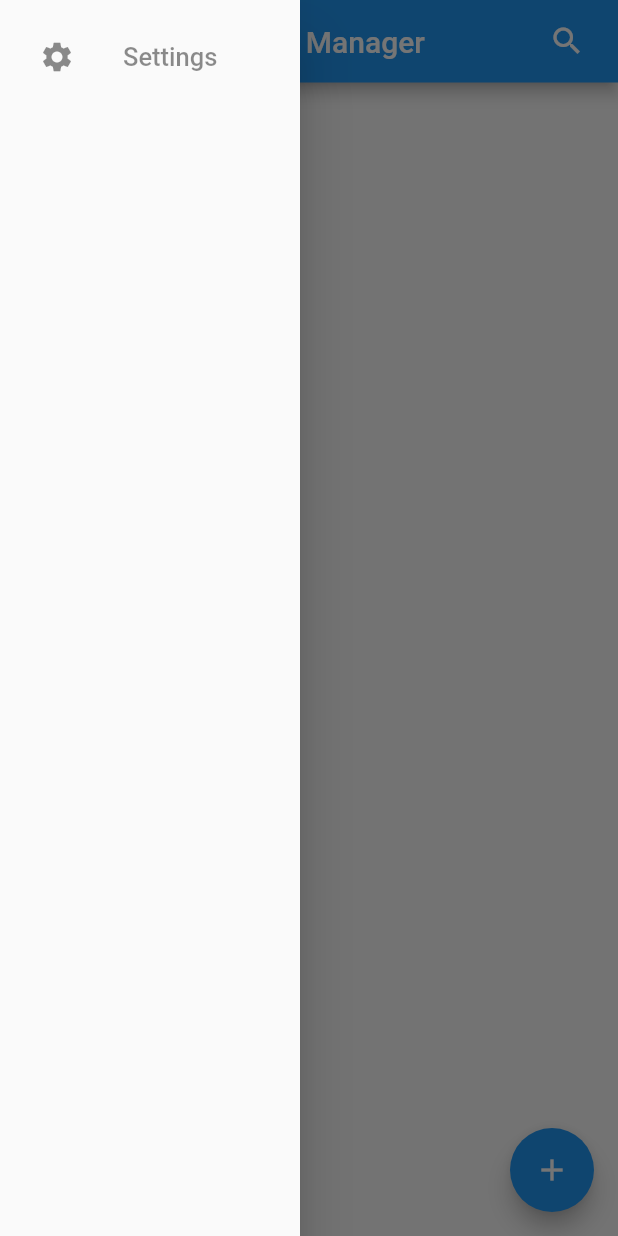
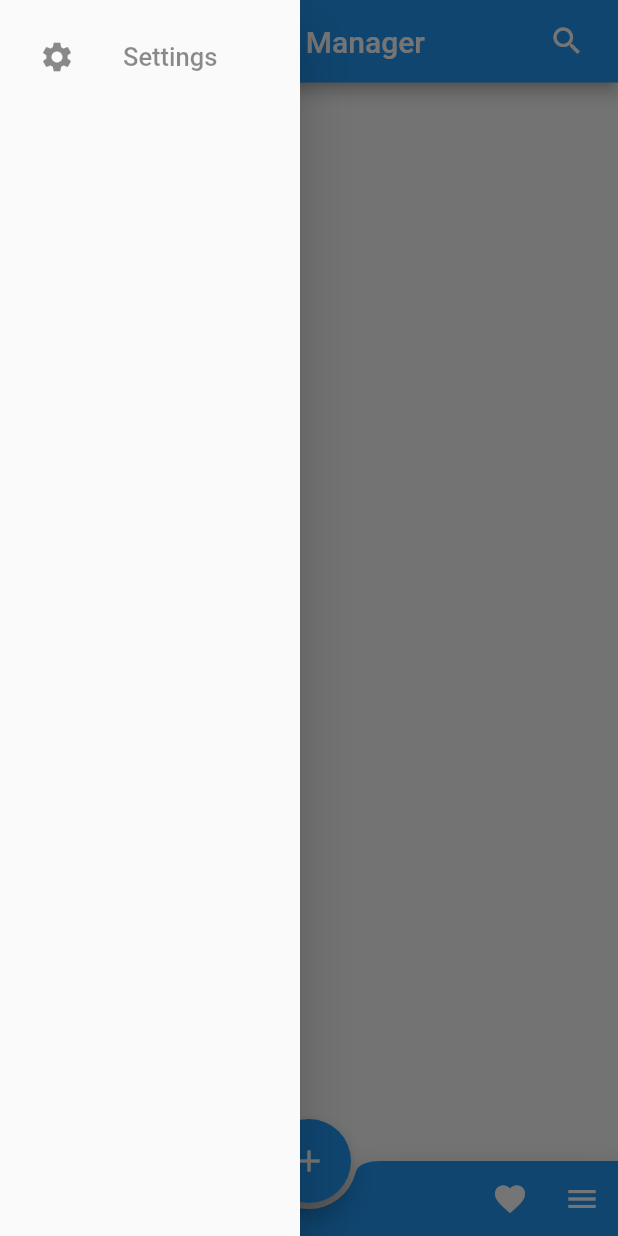
Before and after one commit to Ryzen1998/blueline_contacts, a Flutter app: the screen it shows after launch, with the side drawer open, on a phone screen of 412 x 824 dp. Run offline on Flutter 3.47's test engine with Material 2 defaults, Android fonts, the phone set to English and light mode, and no system bars; our stand-ins replace flutter_riverpod, font_awesome_flutter, image_picker, multiple_result, shared_preferences, sqflite; missing offline and left inert: flutter_screen_lock; accounts and stored records are empty.

Commit message:
added functions, design to allow adding profile images for contacts, will deploy after UAT testing.

```diff
--- a/lib/core/widgets/bluelineappbar/custom_appbar.dart
+++ b/lib/core/widgets/bluelineappbar/custom_appbar.dart
@@ -75,7 +75,11 @@ class _CustomAppBarState extends ConsumerState<CustomAppBar> {
       super.dispose();
     }
 
-    return AppBar(title: widget.searchBar, centerTitle: true, actions: [
+    return AppBar(
+        title: widget.searchBar,
+        centerTitle: true,
+        leading: Container(),
+        actions: [
           IconButton(
             onPressed: () {
               _toggleSearch();
--- /dev/null
+++ b/lib/core/widgets/sidebar/sidebar_content.dart
@@ -0,0 +1,31 @@
+import 'package:flutter/material.dart';
+
+import '../../../features/settings/screen/settings.dart';
+
+class SideBarContent extends StatelessWidget {
+  const SideBarContent({super.key});
+
+  @override
+  Widget build(BuildContext context) {
+    return ListTile(
+      leading: const Icon(Icons.settings),
+      title: const Text(
+        'Settings',
+        style: TextStyle(
+          fontSize: 17,
+          fontStyle: FontStyle.normal,
+          fontWeight: FontWeight.w500,
+          color: Colors.black45,
+        ),
+      ),
+      onTap: () {
+        Navigator.push(
+          context,
+          MaterialPageRoute(
+            builder: (context) => const SettingsScreen(),
+          ),
+        );
+      },
+    );
+  }
+}
--- a/lib/features/Index/index_screen.dart
+++ b/lib/features/Index/index_screen.dart
@@ -1,4 +1,4 @@
-import 'package:blueline_contacts/features/settings/screen/settings.dart';
+import 'package:blueline_contacts/core/widgets/sidebar/sidebar_content.dart';
 import 'package:flutter/material.dart';
 import 'package:flutter_riverpod/flutter_riverpod.dart';
 
@@ -19,34 +19,13 @@ class _IndexState extends ConsumerState<Index> {
   Widget build(BuildContext context) {
     return Scaffold(
       appBar: CustomAppBar(),
-      drawer: SafeArea(
+      drawer: const SafeArea(
         child: Drawer(
           width: 200,
           child: Padding(
-              padding: const EdgeInsets.all(10),
+              padding: EdgeInsets.all(10),
               child: Column(
-                children: [
-                  ListTile(
-                    leading: const Icon(Icons.settings),
-                    title: const Text(
-                      'Settings',
-                      style: TextStyle(
-                        fontSize: 17,
-                        fontStyle: FontStyle.normal,
-                        fontWeight: FontWeight.w500,
-                        color: Colors.black45,
-                      ),
-                    ),
-                    onTap: () {
-                      Navigator.push(
-                        context,
-                        MaterialPageRoute(
-                          builder: (context) => const SettingsScreen(),
-                        ),
-                      );
-                    },
-                  ),
-                ],
+                children: [SideBarContent()],
               )),
         ),
       ),
@@ -74,6 +53,26 @@ class _IndexState extends ConsumerState<Index> {
         },
         child: const Icon(Icons.add),
       ),
+      floatingActionButtonLocation: FloatingActionButtonLocation.centerDocked,
+      bottomNavigationBar: BottomAppBar(
+        color: Colors.blue,
+        shape: const CircularNotchedRectangle(),
+        height: 50,
+        child: IconTheme(
+          data: IconThemeData(color: Theme.of(context).colorScheme.onPrimary),
+          child: Row(
+            children: <Widget>[
+              const Spacer(),
+              IconButton(
+                tooltip: 'Favorite',
+                icon: const Icon(Icons.favorite),
+                onPressed: () {},
+              ),
+              const DrawerButton()
+            ],
+          ),
+        ),
+      ),
     );
   }
 }
--- a/lib/features/contacts/controller/contacts_controller.dart
+++ b/lib/features/contacts/controller/contacts_controller.dart
@@ -1,3 +1,5 @@
+import 'dart:io';
+
 import 'package:blueline_contacts/features/contacts/contact_state.dart';
 import 'package:blueline_contacts/features/contacts/service/contacts_service.dart';
 import 'package:blueline_contacts/model/contact.dart';
@@ -67,8 +69,8 @@ class ContactsController extends StateNotifier<ContactState> {
     });
   }
 
-  Future<void> addContact(Contact contact) async {
-    final result = await _contactsService.addNewContact(contact);
+  Future<void> addContact(Contact contact, File image) async {
+    final result = await _contactsService.addNewContact(contact, image);
     result.when((success) => loadContacts(), (error) => null);
   }
 
--- a/lib/features/lockscreen/lock_screen.dart
+++ b/lib/features/lockscreen/lock_screen.dart
@@ -10,7 +10,7 @@ class LockScreen extends ConsumerWidget {
   @override
   Widget build(BuildContext context, WidgetRef ref) {
     String getPasscode() {
-      late String result;
+      String result = '@@@@';
       ref
           .watch(settingsControllerProvider)
           .passcodeString
--- a/lib/model/contact.dart
+++ b/lib/model/contact.dart
@@ -6,10 +6,16 @@ class Contact {
   String firstName;
   String lastName;
   String email;
+  String? imagePath;
   List<ContactDetail>? contactDetail;
 
   factory Contact.init() {
-    return Contact(firstName: '', lastName: '', email: '', contactDetail: []);
+    return Contact(
+        firstName: '',
+        lastName: '',
+        email: '',
+        imagePath: '',
+        contactDetail: []);
   }
   //constructor
   Contact(
@@ -17,6 +23,7 @@ class Contact {
       required this.firstName,
       required this.lastName,
       required this.email,
+      this.imagePath,
       this.contactDetail});
 
   Contact.fromMap(
@@ -25,6 +32,7 @@ class Contact {
         firstName = result['FIRSTNAME'],
         lastName = result['LASTNAME'],
         email = result['EMAIL'],
+        imagePath = result['FULLPATH'],
         contactDetail = [];
 
   Map<String, Object> toMap() {
@@ -36,6 +44,10 @@ class Contact {
     };
   }
 
+  Map<String, Object> ImgPathtoMap() {
+    return {'imagePath': imagePath ?? ''};
+  }
+
   @override
   bool operator ==(Object other) =>
       identical(this, other) ||
@@ -44,6 +56,7 @@ class Contact {
           firstName == other.firstName &&
           lastName == other.lastName &&
           email == other.email &&
+          imagePath == other.imagePath &&
           contactDetail == other.contactDetail;
 
   @override
@@ -52,10 +65,11 @@ class Contact {
       firstName.hashCode ^
       lastName.hashCode ^
       email.hashCode ^
+      imagePath.hashCode ^
       contactDetail.hashCode;
 
   @override
   String toString() {
-    return 'Contact{id: $id, firstName: $firstName, lastName: $lastName, email: $email}';
+    return 'Contact{id: $id, firstName: $firstName, lastName: $lastName, email: $email,imagePath:$imagePath}';
   }
 }
--- a/pubspec.yaml
+++ b/pubspec.yaml
@@ -45,6 +45,8 @@ dependencies:
   flutter_screen_lock: ^9.0.1
   local_auth: ^2.1.6
   shared_preferences: ^2.1.1
+  image_picker: ^0.8.9
+  path_provider: ^2.0.15
 
 dev_dependencies:
   flutter_test:
```
Also changed, not shown: lib/core/db/sqlite_service.dart (+68 -12 lines), lib/core/widgets/profileImagePicker/profileImagePicker.dart (added, +61 -0 lines), lib/features/contacts/screen/contact_circle_avatar.dart (added, +31 -0 lines), lib/features/contacts/screen/contacts_listview_screen.dart (+5 -6 lines), lib/features/contacts/screen/new_contact_screen.dart (+22 -3 lines), lib/features/contacts/service/contacts_service.dart (+5 -3 lines), pubspec.lock, 6 other files. Lines whose indentation alone changed are shown as unchanged.
